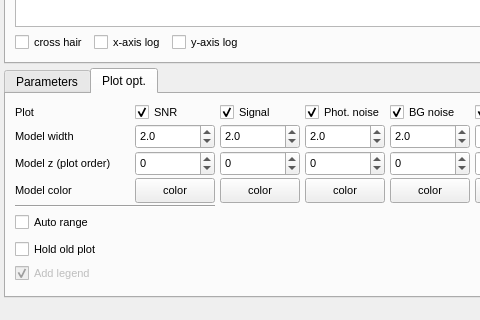
Qt form DetExCal/lib/UI/DetExCal.ui (3fon3fonov/DetExCal) before a commit; both pictures show x 0 to 480 and y 580 to 900 of the 850 by 900 pixel window.
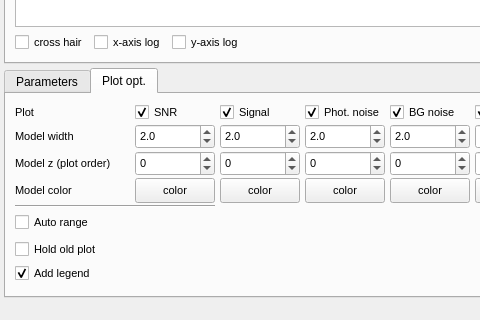
The same form after that commit. The open tabs and pages were chosen to show the change. Custom widgets are drawn as their Qt base class.

```diff
--- a/DetExCal/lib/UI/DetExCal.ui
+++ b/DetExCal/lib/UI/DetExCal.ui
@@ -2118,7 +2118,7 @@
             <item row="7" column="0">
              <widget class="QCheckBox" name="legend">
               <property name="enabled">
-               <bool>false</bool>
+               <bool>true</bool>
               </property>
               <property name="font">
                <font>
```
